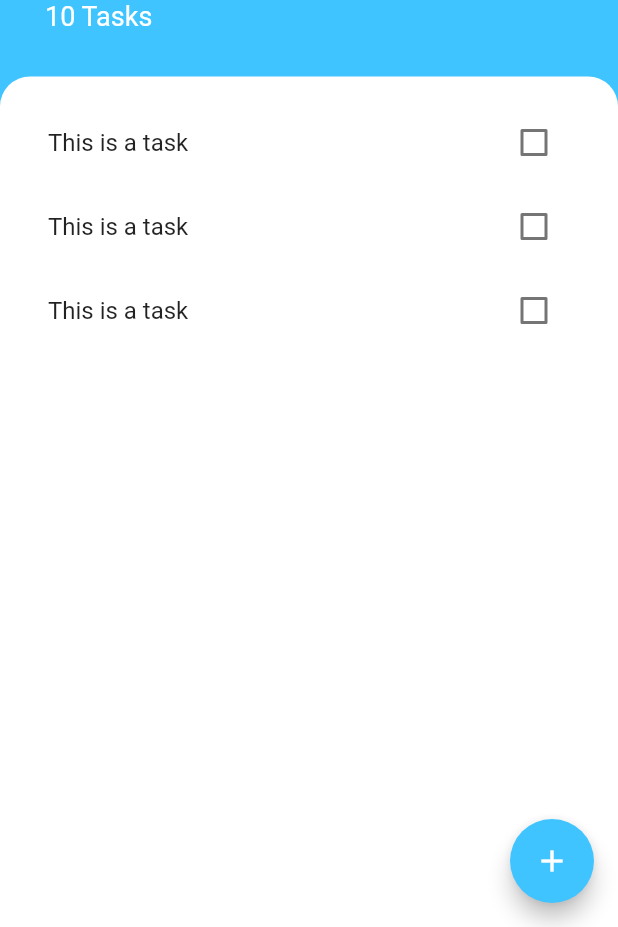
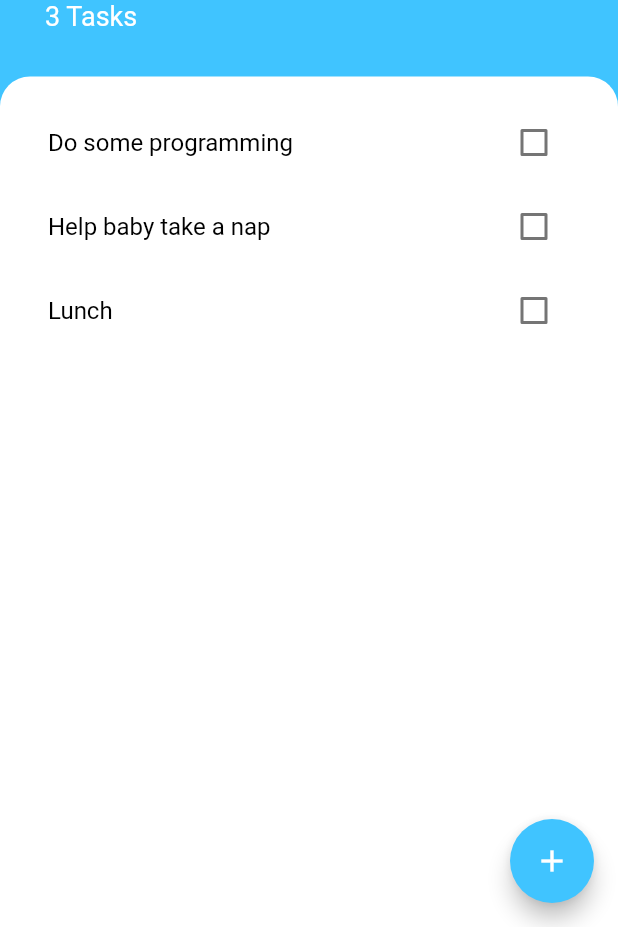
Before and after one commit to skaftisveins/Flutter-Todoey, a Flutter app: the screen it shows after launch, on a phone screen of 412 x 824 dp, the part 309-1236 px from its top. Run offline on Flutter 3.47's test engine with Material 2 defaults, Android fonts, the phone set to English and light mode, and no system bars.

```diff
--- a/lib/main.dart
+++ b/lib/main.dart
@@ -1,4 +1,6 @@
 import 'package:flutter/material.dart';
+import 'package:provider/provider.dart';
+import 'package:todoey_flutter/models/task_data.dart';
 import 'package:todoey_flutter/screens/tasks_screen.dart';
 
 void main() => runApp(MyApp());
@@ -6,8 +8,11 @@ void main() => runApp(MyApp());
 class MyApp extends StatelessWidget {
   @override
   Widget build(BuildContext context) {
-    return MaterialApp(
-      home: TasksScreen(),
+    return ChangeNotifierProvider(
+      create: (context) => TaskData(),
+      child: MaterialApp(
+        home: TasksScreen(),
+      ),
     );
   }
 }
--- /dev/null
+++ b/lib/models/task.dart
@@ -0,0 +1,10 @@
+class Task {
+  final String title;
+  bool isDone;
+
+  Task({this.title, this.isDone = false});
+
+  void toggleDone() {
+    isDone = !isDone;
+  }
+}
--- /dev/null
+++ b/lib/models/task_data.dart
@@ -0,0 +1,35 @@
+import 'dart:collection';
+import 'package:flutter/foundation.dart';
+import 'task.dart';
+
+class TaskData extends ChangeNotifier {
+  List<Task> _tasks = [
+    Task(title: 'Do some programming'),
+    Task(title: 'Help baby take a nap'),
+    Task(title: 'Lunch'),
+  ];
+
+  UnmodifiableListView<Task> get tasks {
+    return UnmodifiableListView(_tasks);
+  }
+
+  int get taskCount {
+    return _tasks.length;
+  }
+
+  void addTask(String newTaskTitle) {
+    final task = Task(title: newTaskTitle);
+    _tasks.add(task);
+    notifyListeners();
+  }
+
+  void updateTask(Task task) {
+    task.toggleDone();
+    notifyListeners();
+  }
+
+  void deleteTask(Task task) {
+    _tasks.remove(task);
+    notifyListeners();
+  }
+}
--- a/lib/screens/tasks_screen.dart
+++ b/lib/screens/tasks_screen.dart
@@ -1,4 +1,6 @@
 import 'package:flutter/material.dart';
+import 'package:provider/provider.dart';
+import 'package:todoey_flutter/models/task_data.dart';
 import 'package:todoey_flutter/screens/add_task_screen.dart';
 import 'package:todoey_flutter/widgets/tasks_lists.dart';
 
@@ -12,12 +14,13 @@ class TasksScreen extends StatelessWidget {
         child: Icon(Icons.add),
         onPressed: () {
           showModalBottomSheet(
-              context: context,
-              builder: (context) => SingleChildScrollView(
-                  child: Container(
-                      padding: EdgeInsets.only(
-                          bottom: MediaQuery.of(context).viewInsets.bottom),
-                      child: AddTaskScreen())));
+            context: context,
+            builder: (context) => SingleChildScrollView(
+                child: Container(
+                    padding: EdgeInsets.only(
+                        bottom: MediaQuery.of(context).viewInsets.bottom),
+                    child: AddTaskScreen())),
+          );
         },
       ),
       body: Column(
@@ -49,7 +52,7 @@ class TasksScreen extends StatelessWidget {
                       fontWeight: FontWeight.w700),
                 ),
                 Text(
-                  '10 Tasks',
+                  '${Provider.of<TaskData>(context).taskCount} Tasks',
                   style: TextStyle(color: Colors.white, fontSize: 18.0),
                 ),
               ],
--- a/lib/widgets/tasks_lists.dart
+++ b/lib/widgets/tasks_lists.dart
@@ -1,15 +1,30 @@
 import 'package:flutter/material.dart';
+import 'package:provider/provider.dart';
+import 'package:todoey_flutter/models/task_data.dart';
 import 'package:todoey_flutter/widgets/tasks_tile.dart';
 
 class TasksList extends StatelessWidget {
   @override
   Widget build(BuildContext context) {
-    return ListView(
-      children: <Widget>[
-        TaskTile(),
-        TaskTile(),
-        TaskTile(),
-      ],
+    return Consumer<TaskData>(
+      builder: (context, taskData, child) {
+        return ListView.builder(
+          itemBuilder: (context, index) {
+            final task = taskData.tasks[index];
+            return TaskTile(
+              taskTitle: task.title,
+              isChecked: task.isDone,
+              checkboxCallback: (checkboxState) {
+                taskData.updateTask(task);
+              },
+              removeTask: () {
+                taskData.deleteTask(task);
+              },
+            );
+          },
+          itemCount: taskData.taskCount,
+        );
+      },
     );
   }
 }
--- a/lib/widgets/tasks_tile.dart
+++ b/lib/widgets/tasks_tile.dart
@@ -1,44 +1,29 @@
 import 'package:flutter/material.dart';
 
-class TaskTile extends StatefulWidget {
-  @override
-  _TaskTileState createState() => _TaskTileState();
-}
+class TaskTile extends StatelessWidget {
+  final bool isChecked;
+  final String taskTitle;
+  final Function checkboxCallback;
+  final Function removeTask;
 
-class _TaskTileState extends State<TaskTile> {
-  bool isChecked = false;
+  TaskTile(
+      {this.isChecked, this.taskTitle, this.checkboxCallback, this.removeTask});
 
   @override
   Widget build(BuildContext context) {
     return ListTile(
       title: Text(
-        'This is a task',
+        taskTitle,
         style: TextStyle(
+            color: Colors.black,
             decoration: isChecked ? TextDecoration.lineThrough : null),
       ),
-      trailing: TaskCheckbox(
-          checkboxState: isChecked,
-          toggleCheckboxState: (checkboxState) {
-            setState(() {
-              isChecked = checkboxState;
-            });
-          }),
+      trailing: Checkbox(
+        activeColor: Colors.lightBlueAccent,
+        value: isChecked,
+        onChanged: checkboxCallback,
+      ),
+      onLongPress: removeTask,
     );
   }
 }
-
-class TaskCheckbox extends StatelessWidget {
-  final bool checkboxState;
-  final Function toggleCheckboxState;
-
-  TaskCheckbox({this.checkboxState, this.toggleCheckboxState});
-
-  @override
-  Widget build(BuildContext context) {
-    return Checkbox(
-      activeColor: Colors.lightBlueAccent,
-      value: checkboxState,
-      onChanged: toggleCheckboxState,
-    );
-  }
-}
--- a/pubspec.yaml
+++ b/pubspec.yaml
@@ -28,6 +28,7 @@ dependencies:
   # The following adds the Cupertino Icons font to your application.
   # Use with the CupertinoIcons class for iOS style icons.
   cupertino_icons: ^0.1.3
+  provider: ^4.1.2
 
 dev_dependencies:
   flutter_test:
```
Also changed, not shown: lib/screens/add_task_screen.dart (+13 -1 lines), firebase.json (added), pubspec.lock, 2 other files.
